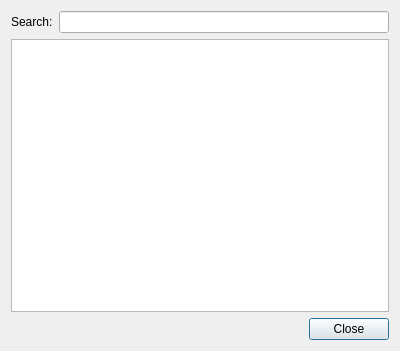
Qt form utilities/wireshark/ui/qt/dissector_tables_dialog.ui (kimocoder/nexmon) before a commit.
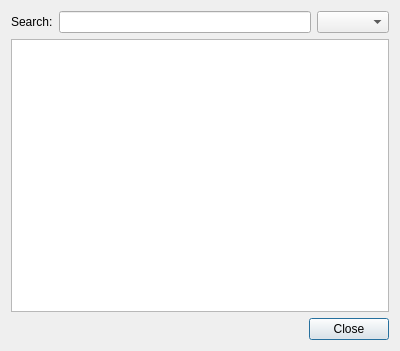
The same form after that commit. Custom widgets are drawn as their Qt base class.

```diff
--- a/utilities/wireshark/ui/qt/dissector_tables_dialog.ui
+++ b/utilities/wireshark/ui/qt/dissector_tables_dialog.ui
@@ -26,6 +26,9 @@
      <item>
       <widget class="QLineEdit" name="txtSearchLine"/>
      </item>
+     <item>
+      <widget class="QComboBox" name="cmbSearchType"/>
+     </item>
     </layout>
    </item>
    <item>
```
